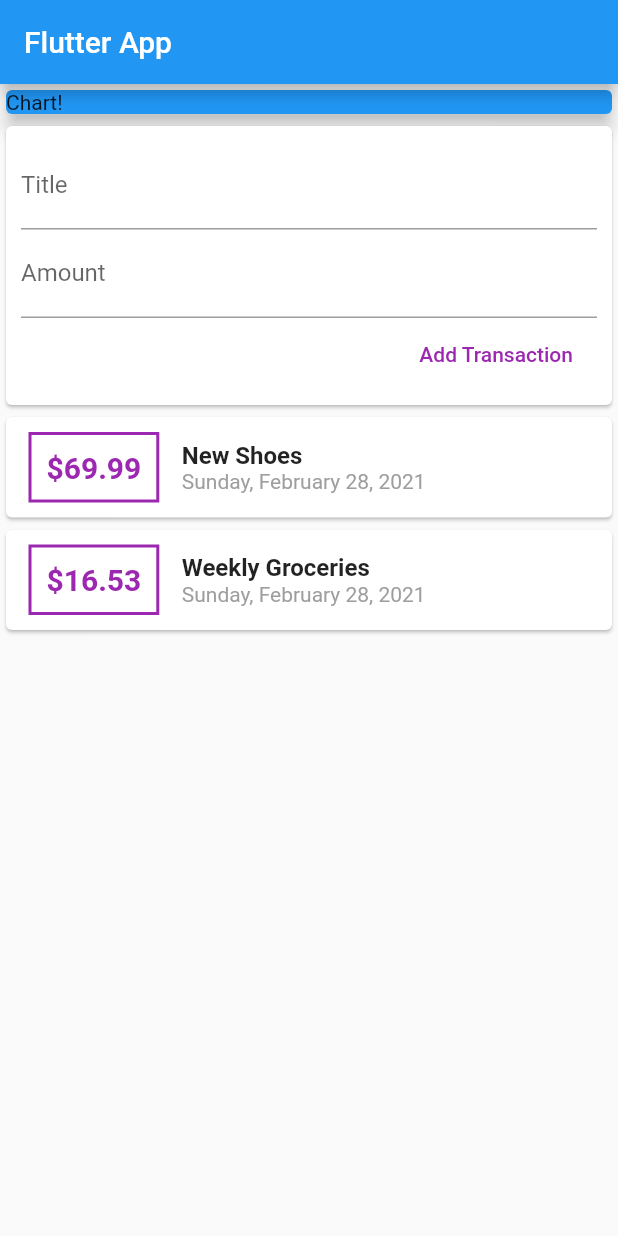
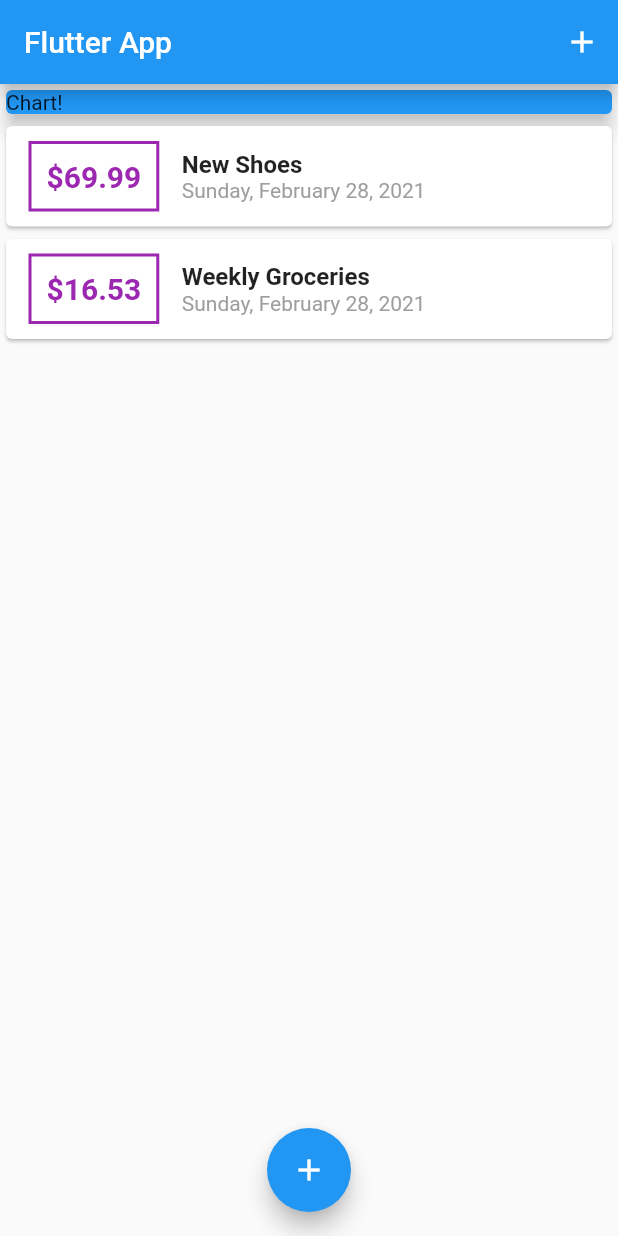
Before and after one commit to Kulpreet-Singh/personal_expenses_flutter, a Flutter app: the screen it shows after launch, on a phone screen of 412 x 824 dp. Run offline on Flutter 3.47's test engine with Material 2 defaults, Android fonts, the phone set to English and light mode, and no system bars.

Commit message:
floating action button and add icon to add new transactions

```diff
--- a/lib/main.dart
+++ b/lib/main.dart
@@ -1,5 +1,7 @@
 import 'package:flutter/material.dart';
-import './widgets/user_transaction.dart';
+import './widgets/new_transaction.dart';
+import './models/transaction.dart';
+import './widgets/transaction_list.dart';
 
 void main() => runApp(MyApp());
 
@@ -13,15 +15,61 @@ class MyApp extends StatelessWidget {
   }
 }
 
-class MyHomePage extends StatelessWidget {
-  // String titleInput;
-  // String amountInput;
+class MyHomePage extends StatefulWidget {
+  @override
+  _MyHomePageState createState() => _MyHomePageState();
+}
+
+class _MyHomePageState extends State<MyHomePage> {
+  final List<Transaction> _userTransactions = [
+    Transaction(
+      id: 't1',
+      title: 'New Shoes',
+      amount: 69.99,
+      date: DateTime.now(),
+    ),
+    Transaction(
+      id: 't2',
+      title: 'Weekly Groceries',
+      amount: 16.53,
+      date: DateTime.now(),
+    ),
+  ];
+
+  void _addNewTransaction(String txTitle, double txAmount) {
+    final newTx = Transaction(
+      title: txTitle,
+      amount: txAmount,
+      date: DateTime.now(),
+      id: DateTime.now().toString(),
+    );
+    setState(() {
+      _userTransactions.add(newTx);
+    });
+  }
+
+  void _startAddNewTransaction(BuildContext ctx) {
+    showModalBottomSheet(
+      context: ctx,
+      builder: (_) {
+        return NewTransaction(_addNewTransaction);
+      },
+    );
+  }
 
   @override
   Widget build(BuildContext context) {
     return Scaffold(
       appBar: AppBar(
         title: Text('Flutter App'),
+        actions: [
+          IconButton(
+            icon: Icon(Icons.add),
+            onPressed: () {
+              _startAddNewTransaction(context);
+            },
+          )
+        ],
       ),
       body: SingleChildScrollView(
         child: Column(
@@ -36,9 +84,17 @@ class MyHomePage extends StatelessWidget {
                 color: Colors.blue,
               ),
             ),
-              UserTransactions(),
+            TransactionList(_userTransactions),
           ],
         ),
-        ));
+      ),
+      floatingActionButtonLocation: FloatingActionButtonLocation.centerFloat,
+      floatingActionButton: FloatingActionButton(
+        child: Icon(Icons.add),
+        onPressed: () {
+          _startAddNewTransaction(context);
+        },
+      ),
+    );
   }
 }
--- a/lib/widgets/user_transaction.dart
+++ /dev/null
@@ -1,48 +0,0 @@
-import 'package:flutter/material.dart';
-import './new_transaction.dart';
-import './transaction_list.dart';
-import '../models/transaction.dart';
-
-class UserTransactions extends StatefulWidget {
-  @override
-  _UserTransactionsState createState() => _UserTransactionsState();
-}
-
-class _UserTransactionsState extends State<UserTransactions> {
-  final List<Transaction> _userTransactions = [
-    Transaction(
-      id: 't1',
-      title: 'New Shoes',
-      amount: 69.99,
-      date: DateTime.now(),
-    ),
-    Transaction(
-      id: 't2',
-      title: 'Weekly Groceries',
-      amount: 16.53,
-      date: DateTime.now(),
-    ),
-  ];
-
-  void _addNewTransaction(String txTitle, double txAmount) {
-    final newTx = Transaction(
-      title: txTitle,
-      amount: txAmount,
-      date: DateTime.now(),
-      id: DateTime.now().toString(),
-    );
-    setState(() {
-      _userTransactions.add(newTx);
-    });
-  }
-
-  @override
-  Widget build(BuildContext context) {
-    return Column(
-      children: [
-        NewTransaction(_addNewTransaction),
-        TransactionList(_userTransactions),
-      ],
-    );
-  }
-}
```
Also changed, not shown: lib/widgets/new_transaction.dart (+10 -4 lines). Lines whose indentation alone changed are shown as unchanged.
